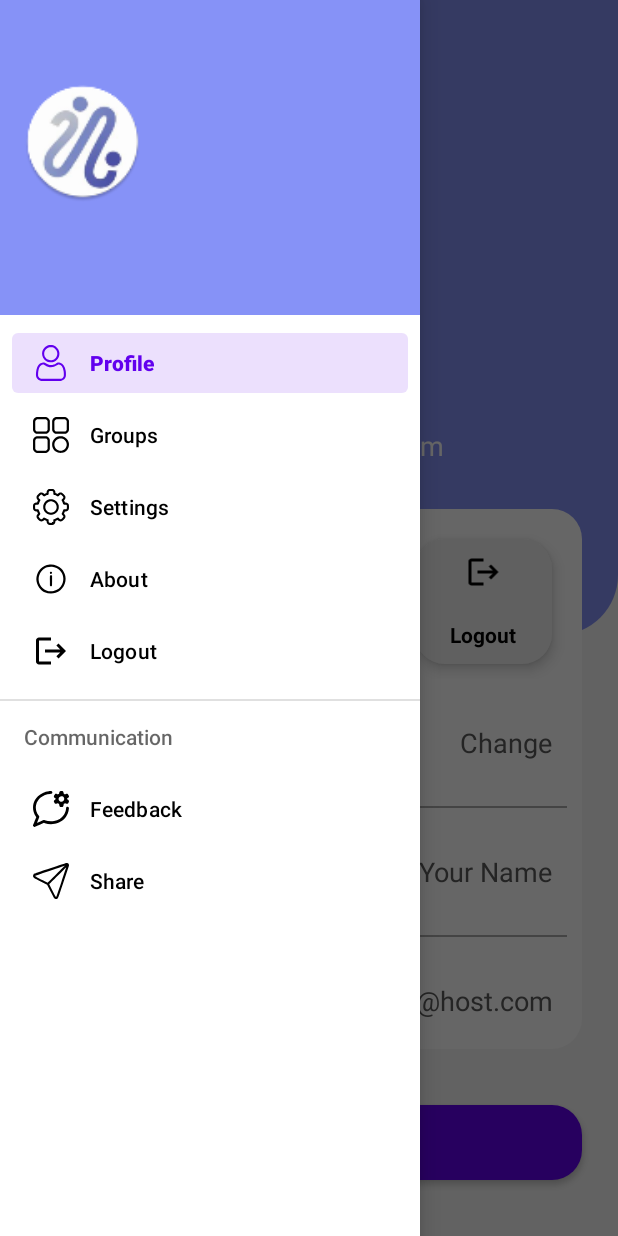
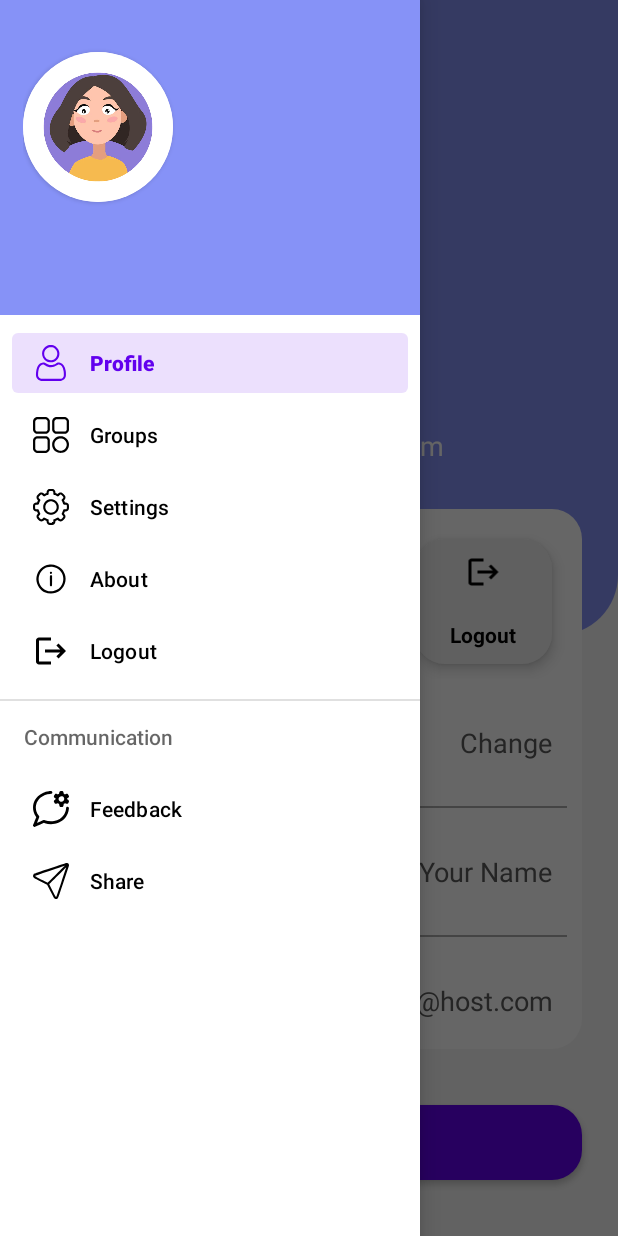
Before and after one commit to bohpob/teamProject-FIT, an Android app: the MenuActivity screen opened directly, with no data from a screen before it, with the side drawer open, on a phone screen of 412 x 824 dp. Run offline under Robolectric (Android 15) with nearby library versions, the phone set to English and light mode, and no system bars.

Commit message:
Changing navigation header

```diff
--- a/application/src/main/res/layout/nav_header.xml
+++ b/application/src/main/res/layout/nav_header.xml
@@ -2,24 +2,32 @@
 <LinearLayout
         xmlns:android="http://schemas.android.com/apk/res/android"
         android:layout_width="match_parent"
-        android:layout_height="210dp"
+        android:layout_height="210dp" xmlns:app="http://schemas.android.com/apk/res-auto"
         android:gravity="bottom"
         android:orientation="vertical"
         android:padding="15dp"
         android:background="@color/light_blue"
         android:theme="@style/ThemeOverlay.AppCompat.Dark">
 
-    <ImageView
-            android:layout_width="80dp"
-            android:layout_height="80dp"
-            android:src="@mipmap/ic_launcher_round">
-    </ImageView>
+    <androidx.cardview.widget.CardView
+            android:layout_width="wrap_content"
+            android:layout_height="wrap_content"
+            app:cardCornerRadius="50dp">
+
+        <ImageView
+                android:layout_width="100dp"
+                android:layout_height="100dp"
+                android:src="@drawable/female">
+        </ImageView>
+
+    </androidx.cardview.widget.CardView>
 
     <TextView
             android:id="@+id/nav_header_name"
             android:layout_width="wrap_content"
             android:layout_height="wrap_content"
             android:text="Name"
+            android:textStyle="bold"
             android:textSize="20sp"
             android:paddingTop="8dp"
             android:textColor="@color/white"
```
